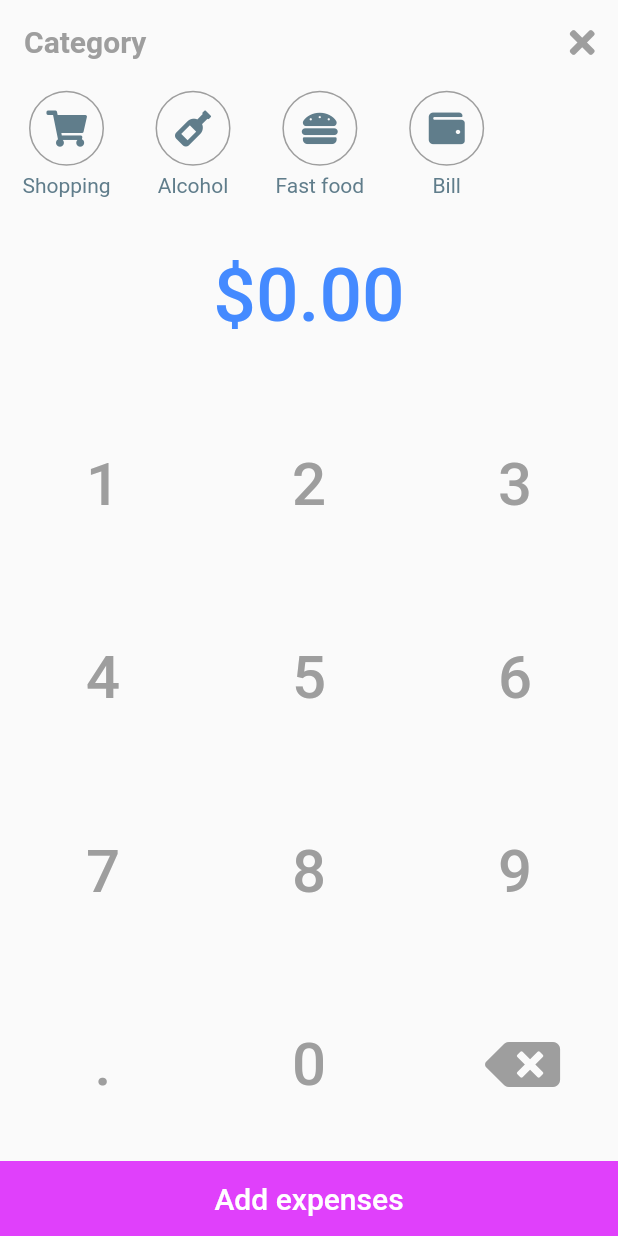
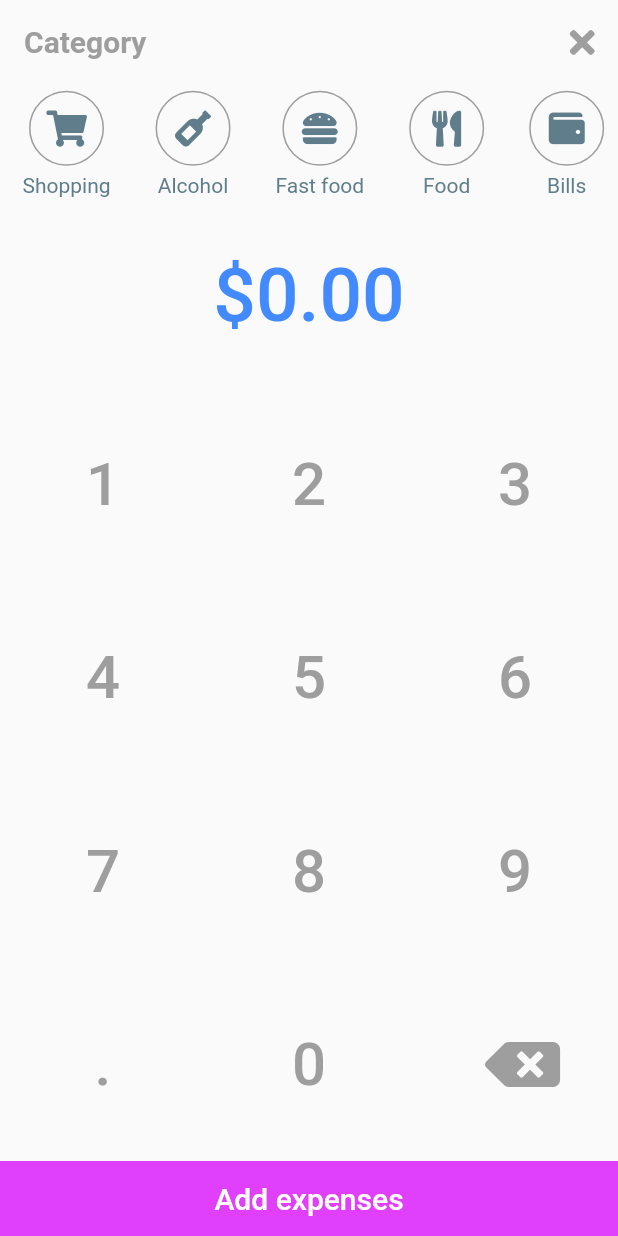
Before and after one commit to Palo23/flutterdemo, a Flutter app: the screen it shows after launch, after a tap on the "add" icon, on a phone screen of 412 x 824 dp. Run offline on Flutter 3.47's test engine with Material 2 defaults, Android fonts, the phone set to English and light mode, and no system bars; our stand-ins replace cloud_firestore, firebase_core, font_awesome_flutter; accounts and stored records are empty.

Commit message:
refactor: Agrega animación a botón

```diff
--- a/lib/pages/add_page.dart
+++ b/lib/pages/add_page.dart
@@ -1,3 +1,4 @@
+import 'package:cloud_firestore/cloud_firestore.dart';
 import 'package:demo/category_selected_widget.dart';
 import 'package:flutter/material.dart';
 import 'package:font_awesome_flutter/font_awesome_flutter.dart';
@@ -9,7 +10,7 @@ class AddPage extends StatefulWidget {
 
 class _AddPageState extends State<AddPage> {
   String category = '';
-  double value = 0;
+  int value = 0;
 
   @override
   Widget build(BuildContext context) {
@@ -57,7 +58,8 @@ class _AddPageState extends State<AddPage> {
           'Shopping': FontAwesomeIcons.shoppingCart,
           'Alcohol': FontAwesomeIcons.wineBottle,
           'Fast food': FontAwesomeIcons.hamburger,
-          'Bill': FontAwesomeIcons.wallet,
+          'Food': FontAwesomeIcons.utensils,
+          'Bills': FontAwesomeIcons.wallet,
         },
         onChangedValue: (newCategory) => category = newCategory,
       ),
@@ -65,9 +67,10 @@ class _AddPageState extends State<AddPage> {
   }
 
   Widget _currentValue() {
+    var realValue = value / 100.0;
     return Padding(
         padding: EdgeInsets.symmetric(vertical: 32.0),
-        child: Text('\$${value.toStringAsFixed(2)}',
+        child: Text('\$${realValue.toStringAsFixed(2)}',
             style: TextStyle(
                 fontSize: 50.0,
                 fontWeight: FontWeight.w500,
@@ -79,7 +82,12 @@ class _AddPageState extends State<AddPage> {
         behavior: HitTestBehavior.opaque,
         onTap: () {
           setState(() {
+            if (text == '.') {
+              /* value = value * 100; */
+              value = value;
+            } else {
               value = value * 10 + int.parse(text);
+            }
           });
         },
         child: Container(
@@ -126,7 +134,7 @@ class _AddPageState extends State<AddPage> {
                   behavior: HitTestBehavior.opaque,
                   onTap: () {
                     setState(() {
-                      value = (value ~/ 10) + (value - value.toInt());
+                      value = value ~/ 10;
                     });
                   },
                   child: Container(
@@ -146,7 +154,10 @@ class _AddPageState extends State<AddPage> {
   }
 
   Widget _submit() {
-    return Container(
+    return Hero(
+        tag: 'add_button',
+        child: Container(
+            child: Container(
           height: 50.0,
           width: double.infinity,
           decoration: BoxDecoration(color: Colors.purpleAccent),
@@ -157,7 +168,7 @@ class _AddPageState extends State<AddPage> {
             ),
             onPressed: () {
               if (value > 0 && category != '') {
-            Navigator.of(context).pop();
+                _create();
               } else {
                 ScaffoldMessenger.of(context).showSnackBar(SnackBar(
                   content: Text('Select value and category'),
@@ -166,6 +177,20 @@ class _AddPageState extends State<AddPage> {
               }
             },
           ),
-    );
+        )));
+  }
+
+  void _create() {
+    FirebaseFirestore.instance.collection('expenses').doc().set({
+      'category': category,
+      'value': value,
+      'month': DateTime.now().month,
+      'day': DateTime.now().day,
+    });
+    ScaffoldMessenger.of(context).showSnackBar(SnackBar(
+      content: Text('Expense saved succesfully'),
+      duration: const Duration(seconds: 2),
+    ));
+    Navigator.of(context).pop();
   }
 }
--- a/lib/pages/home_page.dart
+++ b/lib/pages/home_page.dart
@@ -47,8 +47,12 @@ class _MyHomePageState extends State<MyHomePage> {
   Widget _bottomAction(IconData icon) {
     return InkWell(
       child: Padding(
-        padding: const EdgeInsets.all(8.0),
-        child: Icon(icon),
+        padding: const EdgeInsets.all(16.0),
+        child: Icon(
+          icon,
+          color: Colors.blue,
+          size: 24.0,
+        ),
       ),
       onTap: () {},
     );
@@ -80,7 +84,8 @@ class _MyHomePageState extends State<MyHomePage> {
       ),
       floatingActionButtonLocation: FloatingActionButtonLocation.centerDocked,
       floatingActionButton: FloatingActionButton(
-        child: Icon(Icons.add),
+        heroTag: 'add_button',
+        child: Container(child: Icon(Icons.add)),
         onPressed: () {
           Navigator.of(context).pushNamed('/add');
         },
```
Lines whose indentation alone changed are shown as unchanged.
